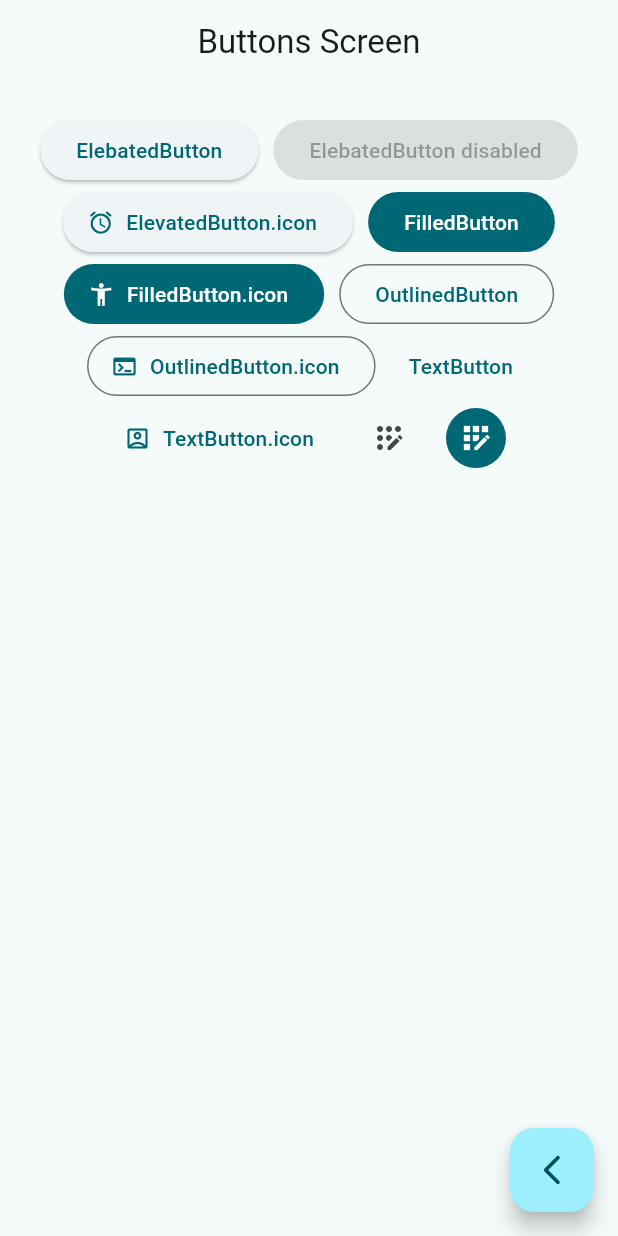
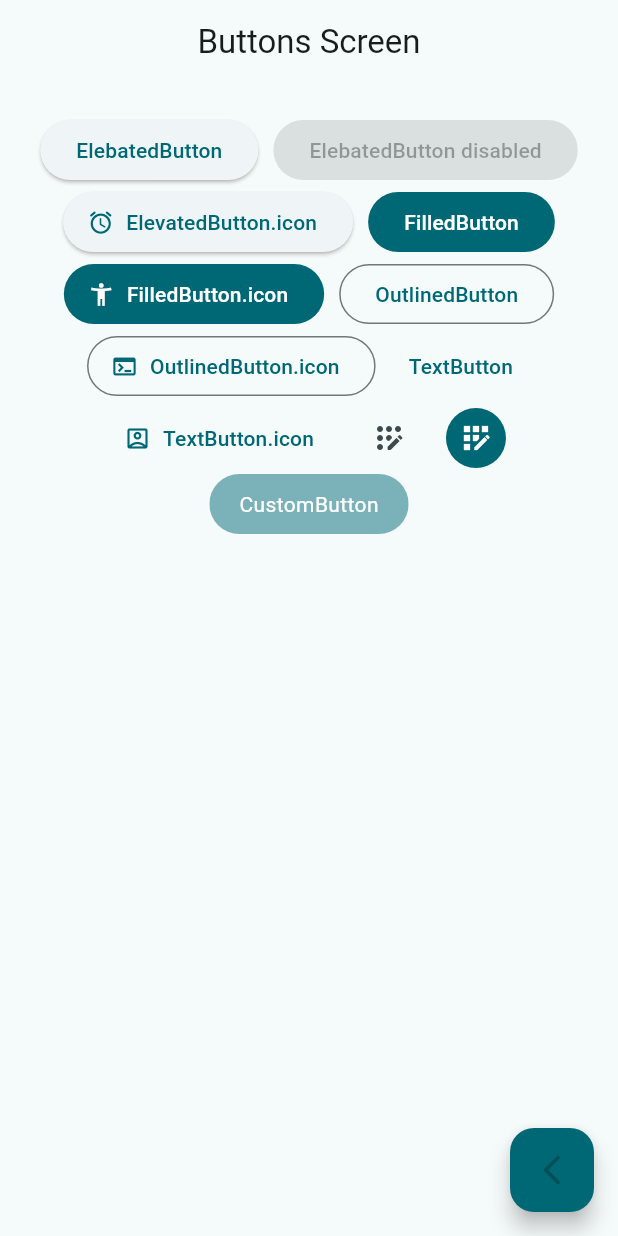
Before and after one commit to AJMG-95/widgets_app, a Flutter app: the ButtonsScreen screen opened by its route, on a phone screen of 412 x 824 dp. Run offline on Flutter 3.47's test engine with Material 3 defaults, Android fonts, the phone set to English and light mode, and no system bars; our stand-ins replace go_router.

Commit message:
feat(buttons_screen): create a custome button

```diff
--- a/lib/presentation/screens/buttons/buttons_screen.dart
+++ b/lib/presentation/screens/buttons/buttons_screen.dart
@@ -8,6 +8,7 @@ class ButtonsScreen extends StatelessWidget {
 
   @override
   Widget build(BuildContext context) {
+    final colors = Theme.of(context).colorScheme;
     return Scaffold(
       appBar: AppBar(
         title: const Text('Buttons Screen'),
@@ -15,6 +16,7 @@ class ButtonsScreen extends StatelessWidget {
       body: const _ButtonsView(),
       floatingActionButton: FloatingActionButton(
         onPressed: () => {context.pop()},
+        backgroundColor: colors.primary,
         child: const Icon(Icons.arrow_back_ios_new_rounded),
       ),
     );
@@ -77,9 +79,38 @@ class _ButtonsView extends StatelessWidget {
               ),
             ),
             //TODO: CustomButton
+            const CustomButton(),
           ],
         ),
       ),
     );
   }
 }
+
+class CustomButton extends StatelessWidget {
+  // Acepta un callback nullable que se llamará al tocar el botón
+  final VoidCallback? onTap;
+
+  const CustomButton({super.key, this.onTap});
+
+  @override
+  Widget build(BuildContext context) {
+    final colors = Theme.of(context).colorScheme;
+    //* ClipRRect sirge para implementar bordes redondeados
+    //!Ojo es iportante que ClipRRect contenga un widget Material para asegurar que el recorte se aplique a todo el contenido
+    return ClipRRect(
+      borderRadius: BorderRadius.circular(20),
+      child: Material(
+        color: onTap != null ? colors.primary: colors.primary.withAlpha(127),
+        //* InkWell es como un GestureDetector pero con splah efect al usar la propiedad onTap
+        child: InkWell(
+          onTap: onTap,
+          child: const Padding(
+              padding: EdgeInsets.symmetric(horizontal: 20, vertical: 10),
+              child:
+                  Text('CustomButton', style: TextStyle(color: Colors.white))),
+        ),
+      ),
+    );
+  }
+}
```
